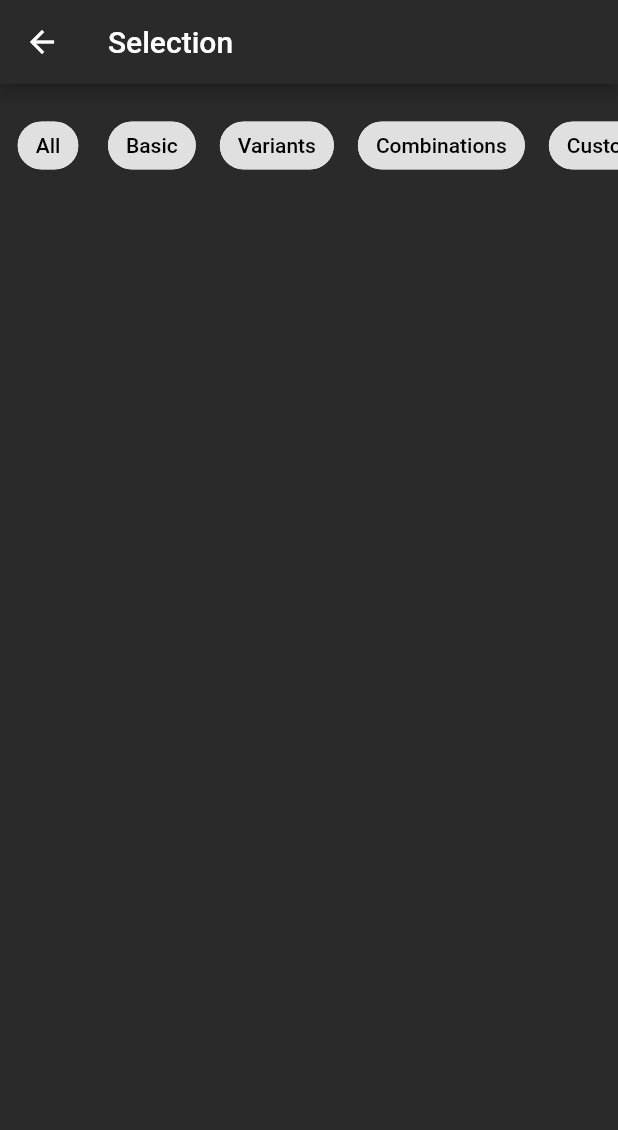
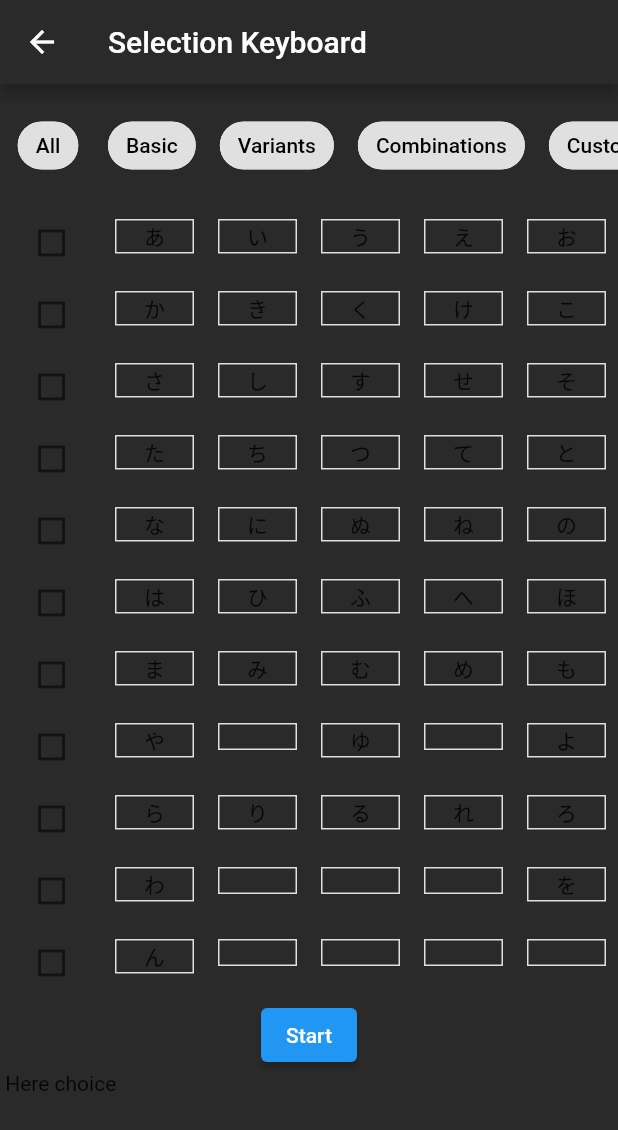
Before and after one commit to Hanssel36/KanaVocab, a Flutter app: the screen it shows after launch, after a tap on the "gamepad" icon, on a phone screen of 412 x 824 dp. Shown: the top 1130 px of the screen. Run offline on Flutter 3.47's test engine with Material 2 defaults, Android fonts, the phone set to English and light mode, and no system bars; our stand-ins replace go_router, tuple.

Commit message:
Selection screen + keyboard game

```diff
--- a/lib/main.dart
+++ b/lib/main.dart
@@ -2,8 +2,6 @@ import 'package:flutter/material.dart';
 import 'package:go_router/go_router.dart';
 import 'package:hirikana/assests/colors.dart';
 import 'package:hirikana/chart.dart';
-import 'package:hirikana/practice/choice.dart';
-import 'package:hirikana/practice/keyboard.dart';
 import 'package:hirikana/practice/selection.dart';
 
 void main() {
@@ -26,21 +24,9 @@ final GoRouter _router = GoRouter(
           },
         ),
         GoRoute(
-          path: 'choice',
+          path: 'selection/:mode',
           builder: (BuildContext context, GoRouterState state) {
-            return const ChoiceScreen();
-          },
-        ),
-        GoRoute(
-          path: 'keyboard',
-          builder: (BuildContext context, GoRouterState state) {
-            return const KeyboardScreen();
-          },
-        ),
-        GoRoute(
-          path: 'selection',
-          builder: (BuildContext context, GoRouterState state) {
-            return const SelectionScreen();
+            return SelectionScreen(mode: state.params["mode"]!);
           },
         ),
       ],
@@ -68,7 +54,7 @@ class HomeScreen extends StatefulWidget {
 
 class _HomeScreenState extends State<HomeScreen> {
   bool change = true;
-
+  String option = "";
   @override
   Widget build(BuildContext context) {
     return MaterialApp(
@@ -110,7 +96,7 @@ class _HomeScreenState extends State<HomeScreen> {
                     iconSize: 75,
                     splashColor: Colors.transparent,
                     highlightColor: Colors.transparent,
-                    onPressed: () => context.go('/selection'),
+                    onPressed: () => {context.go('/selection/choice')},
                     icon: const Icon(Icons.gamepad),
                   ),
                 ),
@@ -122,7 +108,7 @@ class _HomeScreenState extends State<HomeScreen> {
                       iconSize: 75,
                       splashColor: Colors.transparent,
                       highlightColor: Colors.transparent,
-                      onPressed: () => context.go('/keyboard'),
+                      onPressed: () => context.go('/selection/keyboard'),
                       icon: const Icon(Icons.keyboard)),
                 )
               ],
--- a/lib/practice/choice.dart
+++ b/lib/practice/choice.dart
@@ -1,9 +1,15 @@
 import 'package:flutter/material.dart';
 import 'package:go_router/go_router.dart';
 
-class ChoiceScreen extends StatelessWidget {
-  const ChoiceScreen({super.key});
+class ChoiceScreen extends StatefulWidget {
+  final Set<int> lines;
+  const ChoiceScreen({super.key, required this.lines});
 
+  @override
+  State<ChoiceScreen> createState() => _ChoiceScreenState();
+}
+
+class _ChoiceScreenState extends State<ChoiceScreen> {
   @override
   Widget build(BuildContext context) {
     return MaterialApp(
--- /dev/null
+++ b/lib/practice/hiragana_select.dart
@@ -0,0 +1,193 @@
+import 'package:flutter/material.dart';
+import 'package:hirikana/practice/choice.dart';
+import 'package:hirikana/practice/keyboard.dart';
+import 'package:tuple/tuple.dart';
+
+class HiraganaChart extends StatefulWidget {
+  final String mode;
+
+  const HiraganaChart({super.key, required this.mode});
+
+  @override
+  _HiraganaChartState createState() => _HiraganaChartState();
+}
+
+class _HiraganaChartState extends State<HiraganaChart> {
+  // The hiragana chart data
+  final List<List<String>> _hiraganaData = [
+    ['あ', 'い', 'う', 'え', 'お'],
+    ['か', 'き', 'く', 'け', 'こ'],
+    ['さ', 'し', 'す', 'せ', 'そ'],
+    ['た', 'ち', 'つ', 'て', 'と'],
+    ['な', 'に', 'ぬ', 'ね', 'の'],
+    ['は', 'ひ', 'ふ', 'へ', 'ほ'],
+    ['ま', 'み', 'む', 'め', 'も'],
+    ['や', ' ', 'ゆ', ' ', 'よ'],
+    ['ら', 'り', 'る', 'れ', 'ろ'],
+    ['わ', ' ', ' ', ' ', 'を'],
+    ['ん', ' ', ' ', ' ', ' '],
+  ];
+  final List<List<Tuple2<String, String>>> hiraganaList = [
+    [
+      const Tuple2('あ', 'a'),
+      const Tuple2('い', 'i'),
+      const Tuple2('う', 'u'),
+      const Tuple2('え', 'e'),
+      const Tuple2('お', 'o')
+    ],
+    [
+      const Tuple2('か', 'ka'),
+      const Tuple2('き', 'ki'),
+      const Tuple2('く', 'ku'),
+      const Tuple2('け', 'ke'),
+      const Tuple2('こ', 'ko')
+    ],
+    [
+      const Tuple2('さ', 'sa'),
+      const Tuple2('し', 'shi'),
+      const Tuple2('す', 'su'),
+      const Tuple2('せ', 'se'),
+      const Tuple2('そ', 'so')
+    ],
+    [
+      const Tuple2('た', 'ta'),
+      const Tuple2('ち', 'chi'),
+      const Tuple2('つ', 'tsu'),
+      const Tuple2('て', 'te'),
+      const Tuple2('と', 'to')
+    ],
+    [
+      const Tuple2('な', 'na'),
+      const Tuple2('に', 'ni'),
+      const Tuple2('ぬ', 'nu'),
+      const Tuple2('ね', 'ne'),
+      const Tuple2('の', 'no')
+    ],
+    [
+      const Tuple2('は', 'ha'),
+      const Tuple2('ひ', 'hi'),
+      const Tuple2('ふ', 'fu'),
+      const Tuple2('へ', 'he'),
+      const Tuple2('ほ', 'ho')
+    ],
+    [
+      const Tuple2('ま', 'ma'),
+      const Tuple2('み', 'mi'),
+      const Tuple2('む', 'mu'),
+      const Tuple2('め', 'me'),
+      const Tuple2('も', 'mo')
+    ],
+    [const Tuple2('や', 'ya'), const Tuple2('ゆ', 'yu'), const Tuple2('よ', 'yo')],
+    [
+      const Tuple2('ら', 'ra'),
+      const Tuple2('り', 'ri'),
+      const Tuple2('る', 'ru'),
+      const Tuple2('れ', 're'),
+      const Tuple2('ろ', 'ro')
+    ],
+    [const Tuple2('わ', 'wa'), const Tuple2('を', 'wo')],
+    [const Tuple2('ん', 'n')],
+  ];
+
+  // The selected lines
+  final Set<int> _selectedLines = {};
+
+  // Called when a line is selected or unselected
+  void _onLineSelected(int lineIndex, bool selected) {
+    setState(() {
+      if (selected) {
+        _selectedLines.add(lineIndex);
+      } else {
+        _selectedLines.remove(lineIndex);
+      }
+    });
+  }
+
+  final List<Tuple2<String, String>> question = [];
+
+  void _testFunc(Set set) {
+    for (var itr in set) {
+      int n = hiraganaList[itr].length;
+      for (var i = 0; i < n; i++) {
+        question.add(hiraganaList[itr][i]);
+      }
+    }
+  }
+
+  @override
+  Widget build(BuildContext context) {
+    _testFunc(_selectedLines);
+
+    return Column(
+      children: [
+        // The hiragana chart
+        Table(
+          children: [
+            for (int i = 0; i < _hiraganaData.length; i++)
+              TableRow(
+                children: [
+                  Checkbox(
+                    value: _selectedLines.contains(i),
+                    onChanged: (value) => _onLineSelected(i, value ?? false),
+                  ),
+                  for (int j = 0; j < _hiraganaData[i].length; j++)
+                    HiraganaSelectionItem(
+                      value: _hiraganaData[i][j],
+                    ),
+                ],
+              ),
+          ],
+        ),
+
+        // A button to show the selected lines
+        ElevatedButton(
+          onPressed: () {
+            if (widget.mode == 'choice') {
+              Navigator.of(context).push(
+                MaterialPageRoute(
+                  builder: (context) => ChoiceScreen(lines: _selectedLines),
+                ),
+              );
+            } else {
+              Navigator.of(context).push(
+                MaterialPageRoute(
+                  builder: (context) => KeyboardScreen(
+                    lines: _selectedLines,
+                    question: question,
+                  ),
+                ),
+              );
+            }
+            print('Selected lines: $_selectedLines');
+          },
+          child: const Text('Start'),
+        ),
+      ],
+    );
+  }
+}
+
+class HiraganaSelectionItem extends StatelessWidget {
+  final String value;
+
+  const HiraganaSelectionItem({
+    required this.value,
+  });
+
+  @override
+  Widget build(BuildContext context) {
+    return Padding(
+      padding: const EdgeInsets.all(8),
+      child: Container(
+        alignment: Alignment.center,
+        decoration: BoxDecoration(
+          border: Border.all(
+            color: Colors.grey.shade300,
+            width: 1,
+          ),
+        ),
+        child: Text(value),
+      ),
+    );
+  }
+}
--- a/lib/practice/keyboard.dart
+++ b/lib/practice/keyboard.dart
@@ -1,20 +1,95 @@
 import 'package:flutter/material.dart';
 import 'package:go_router/go_router.dart';
+import 'package:hirikana/assests/colors.dart';
+import 'package:tuple/tuple.dart';
+import 'package:flutter/services.dart';
 
-class KeyboardScreen extends StatelessWidget {
-  const KeyboardScreen({super.key});
+class KeyboardScreen extends StatefulWidget {
+  final Set<int> lines;
+  final List<Tuple2<String, String>> question;
+  const KeyboardScreen(
+      {super.key, required this.lines, required this.question});
+
+  @override
+  State<KeyboardScreen> createState() => _KeyboardScreenState();
+}
+
+class _KeyboardScreenState extends State<KeyboardScreen> {
+  String _gameShow(List quest) {
+    return "";
+  }
+
+  _scoreCount(String res) {
+    if (res != ans) {
+      print("wrong");
+    } else {
+      count++;
+      print(count);
+    }
+
+    if (widget.question.isNotEmpty) {
+      holder = widget.question.removeLast();
+      hira = holder.item1;
+      ans = holder.item2;
+    }
+  }
+
+  // This should probably be put in some kind of initState function instead of using late
+  late Tuple2<String, String> holder = widget.question.removeLast();
+  late String hira = holder.item1;
+  late String ans = holder.item2;
+  late int count = 0;
 
   @override
   Widget build(BuildContext context) {
+    final lettersOnlyRegExp = RegExp(r'[a-z]');
+    final lettersOnly = FilteringTextInputFormatter.allow(lettersOnlyRegExp);
+
     return MaterialApp(
       home: Scaffold(
-          appBar: AppBar(
-        title: const Text("Keyboard"),
-        leading: IconButton(
-          onPressed: () => context.go("/"),
-          icon: const Icon(Icons.arrow_back),
+        backgroundColor: backGroundDark,
+        appBar: AppBar(
+          backgroundColor: backGroundDark,
+          title: const Text("Keyboard"),
+          leading: IconButton(
+            onPressed: () => context.go("/"),
+            icon: const Icon(Icons.arrow_back),
+          ),
         ),
-      )),
+        floatingActionButton: FloatingActionButton(
+          onPressed: () {
+            print(widget.question);
+          },
+          child: const Icon(Icons.start),
+        ),
+        body: Column(mainAxisAlignment: MainAxisAlignment.center, children: [
+          Padding(
+            padding: const EdgeInsets.only(bottom: 50.0),
+            child: Text(
+              hira,
+              style: const TextStyle(color: Colors.white, fontSize: 60),
+            ),
+          ),
+          Center(
+            child: SizedBox(
+              width: 200,
+              child: TextField(
+                maxLength: 3,
+                style: const TextStyle(color: Colors.white),
+                decoration: const InputDecoration(
+                  contentPadding:
+                      EdgeInsets.symmetric(vertical: 10, horizontal: 12),
+                  border: OutlineInputBorder(),
+                ),
+                onSubmitted: (value) {
+                  _scoreCount(value);
+                },
+                inputFormatters: [lettersOnly],
+              ),
+            ),
+          ),
+        ]),
+      ),
     );
   }
 }
--- a/lib/practice/selection.dart
+++ b/lib/practice/selection.dart
@@ -1,9 +1,11 @@
 import 'package:flutter/material.dart';
 import 'package:go_router/go_router.dart';
 import 'package:hirikana/assests/colors.dart';
+import 'package:hirikana/practice/hiragana_select.dart';
 
 class SelectionScreen extends StatefulWidget {
-  const SelectionScreen({super.key});
+  final String mode;
+  const SelectionScreen({super.key, required this.mode});
 
   @override
   State<SelectionScreen> createState() => _SelectionScreenState();
@@ -20,7 +22,7 @@ class _SelectionScreenState extends State<SelectionScreen> {
         backgroundColor: backGroundDark,
         appBar: AppBar(
           backgroundColor: backGroundDark,
-          title: const Text("Selection"),
+          title: const Text("Selection Keyboard"),
           leading: IconButton(
             onPressed: () => context.go("/"),
             icon: const Icon(Icons.arrow_back),
@@ -65,6 +67,8 @@ class _SelectionScreenState extends State<SelectionScreen> {
                 },
               ),
             ),
+            HiraganaChart(mode: widget.mode),
+            Text(" Here ${widget.mode}"),
           ],
         ),
       ),
--- a/pubspec.yaml
+++ b/pubspec.yaml
@@ -36,6 +36,7 @@ dependencies:
   # Use with the CupertinoIcons class for iOS style icons.
   cupertino_icons: ^1.0.2
   go_router: ^6.0.6
+  tuple: ^2.0.1
 
 dev_dependencies:
   flutter_test:
```
Also changed, not shown: lib/practice/results.dart (added, +10 -0 lines), pubspec.lock.
